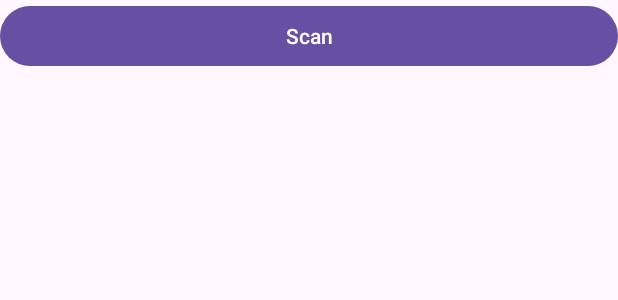
After one commit to eitanliu/android_thinking, an Android app built with Jetpack Compose: the layout activity_document_scanner.xml on its own in the app's theme, with its tools: preview values and no code run, on a phone screen of 412 x 824 dp. The commit adds this screen. Shown: the top 300 px of the screen. Run offline under Robolectric (Android 15) with nearby library versions, the phone set to English and light mode, and no system bars.

Commit message:
feat(document): DocumentScanner

```diff
--- a/app/src/main/java/com/example/thinking/MainActivity.kt
+++ b/app/src/main/java/com/example/thinking/MainActivity.kt
@@ -11,6 +11,7 @@ class MainActivity : AppCompatActivity() {
     override fun onCreate(savedInstanceState: Bundle?) {
         super.onCreate(savedInstanceState)
         enableEdgeToEdge()
+
         setContent {
             App()
         }
--- /dev/null
+++ b/app/src/main/res/layout/activity_document_scanner.xml
@@ -0,0 +1,17 @@
+<?xml version="1.0" encoding="utf-8"?>
+<LinearLayout xmlns:android="http://schemas.android.com/apk/res/android"
+    xmlns:app="http://schemas.android.com/apk/res-auto"
+    xmlns:tools="http://schemas.android.com/tools"
+    android:id="@+id/main"
+    android:layout_width="match_parent"
+    android:layout_height="match_parent"
+    android:orientation="vertical"
+    tools:context=".document.DocumentScannerActivity">
+
+    <Button
+        android:id="@+id/btn_scan"
+        android:layout_width="match_parent"
+        android:layout_height="wrap_content"
+        android:text="Scan" />
+
+</LinearLayout>
--- a/app/src/main/res/values/strings.xml
+++ b/app/src/main/res/values/strings.xml
@@ -1,3 +1,3 @@
 <resources>
-    <string name="app_name">AndroidThinking</string>
+    <string name="app_name">Thinking</string>
 </resources>
--- a/gradle/libs.versions.toml
+++ b/gradle/libs.versions.toml
@@ -61,6 +61,7 @@ billing = "7.1.1"
 
 gson = "2.11.0"
 okio = "3.11.0"
+eitanliu-cleaner = "main-SNAPSHOT"
 
 [libraries]
 # Testing
@@ -239,6 +240,10 @@ gson = { module = "com.google.code.gson:gson", version.ref = "gson" }
 ### Multiplatform
 okio = { module = "com.squareup.okio:okio", version.ref = "okio" }
 
+### Other
+eitanliu-cleaner-android = { module = "com.github.eitanliu.cleaner:android", version.ref = "eitanliu-cleaner" }
+eitanliu-cleaner-compat = { module = "com.github.eitanliu.cleaner:compat", version.ref = "eitanliu-cleaner" }
+
 [plugins]
 android-application = { id = "com.android.application", version.ref = "agp" }
 android-library = { id = "com.android.library", version.ref = "agp" }
```
Also changed, not shown: app/build.gradle.kts (+6 -1 lines), app/src/main/AndroidManifest.xml (+5 -2 lines), app/src/main/java/com/example/thinking/document/DocumentScannerActivity.kt (added, +92 -0 lines), app/src/main/java/com/example/thinking/ui/MainScreen.kt (+12 -1 lines), 2 other files.
